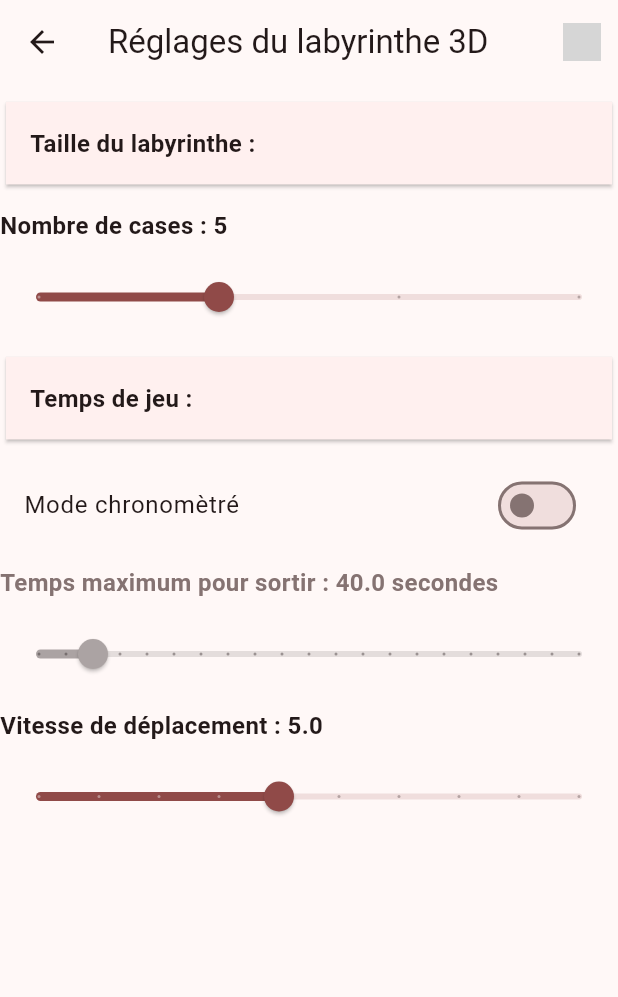
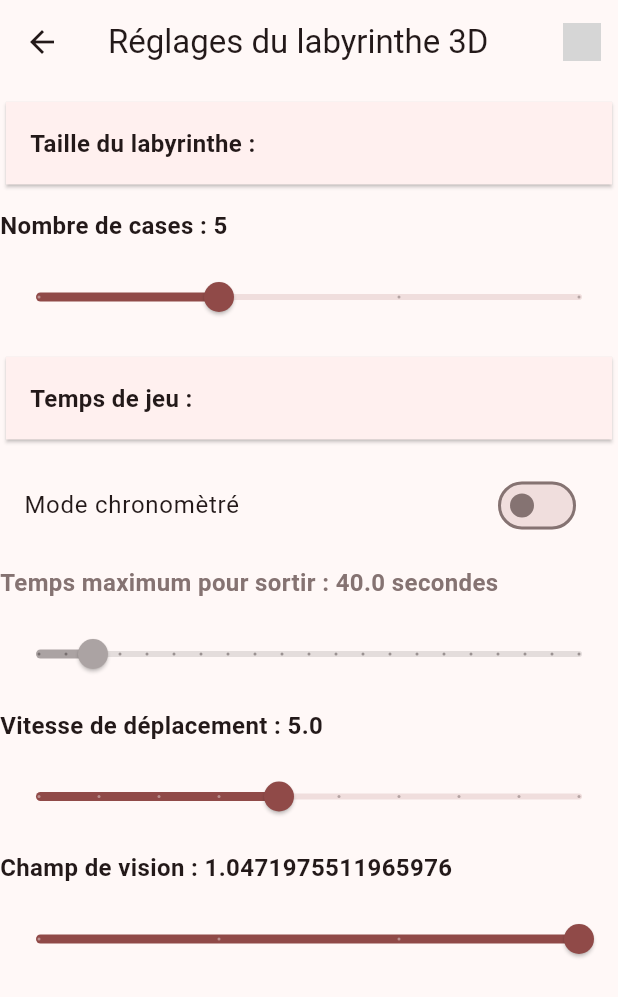
Before and after one commit to Orange-OpenSource/BaahBox-Flutter-android, a Flutter app: the Maze3dSettingsPage screen opened by its route, on a phone screen of 412 x 824 dp. Shown: the top 997 px of the screen. Run offline on Flutter 3.47's test engine with Material 3 defaults, Android fonts, the phone set to English and light mode, and no system bars; drawn by our look-alikes of auto_size_text; our stand-ins replace device_info_plus, device_preview, flutter_blue_plus, get, get_storage, permission_handler and 1 more; missing offline and left inert: flame, pdfx; accounts and stored records are empty; grey boxes are pictures that could not be loaded.

Commit message:
game(maze3d): add FOV setting

```diff
--- a/baahbox/lib/games/maze3d/maze3dGame.dart
+++ b/baahbox/lib/games/maze3d/maze3dGame.dart
@@ -221,6 +221,7 @@ class Maze3dGame extends BBGame {
   @override
   void render(Canvas canvas) {
     if (state != GameState.lost && state != GameState.won) {
+      rayCastingPainter.setFOV( settingsController.maze3dSettings.FOV);
       rayCastingPainter.paint(canvas, size.toSize());
       renderPlayer(canvas, size.toSize());
       miniMapPainter.paint(canvas, Size(150, 150));
--- a/baahbox/lib/games/maze3d/maze3dSettings.dart
+++ b/baahbox/lib/games/maze3d/maze3dSettings.dart
@@ -17,6 +17,8 @@
  *
  */
 
+import 'dart:math';
+
 import 'package:baahbox/services/settings/settingsController.dart';
 import 'package:get/get.dart';
 import 'package:shared_preferences/shared_preferences.dart';
@@ -28,6 +30,7 @@ class Maze3dSettings  {
   late RxInt _mazeSize;
   late RxBool _hasChrono;
   late RxDouble _chronoMaxTime;
+  late RxDouble _FOV;
 
   late RxDouble _speedMovement;
 
@@ -38,6 +41,7 @@ class Maze3dSettings  {
     _hasChrono = (prefs.getBool('${prefsPrefix}_hasChrono') ?? false).obs;
     _chronoMaxTime = (prefs.getDouble('${prefsPrefix}_chronoMaxTime') ?? 40.0).obs;
     _speedMovement = (prefs.getDouble('${prefsPrefix}_speedMovement') ?? 5).obs;
+    _FOV = (prefs.getDouble('${prefsPrefix}_FOV') ?? (pi /3)).obs;
 
     musclesSettings = MuscleSettings(prefs : prefs, prefsPrefix:prefsPrefix);
 
@@ -77,4 +81,12 @@ class Maze3dSettings  {
       prefs.setDouble('${prefsPrefix}_speedMovement', val);
     }
   }
+  double get FOV => _FOV.value;
+  set FOV(double val)
+  {
+    if(val > 0) {
+      _FOV.value = val;
+      prefs.setDouble('${prefsPrefix}_FOV', val);
+    }
+  }
 }
--- a/baahbox/lib/services/settings/maze3dSettings.dart
+++ b/baahbox/lib/services/settings/maze3dSettings.dart
@@ -16,6 +16,8 @@
  *   along with this program. If not, see <http://www.gnu.org/licenses/>.
  *
  */
+
+import 'dart:math';
 
 import 'package:flutter/material.dart';
 import 'package:get/get.dart';
@@ -125,7 +127,20 @@ class Maze3dSettingsPage extends GetView<SettingsController> {
           const SizedBox(
             height: 12,
           ),
-          Maze3dSpeedSlider()
+          Maze3dSpeedSlider(),
+          const SizedBox(
+            height: 12,
+          ),
+          Obx(() => Text(
+            "Champ de vision : ${controller.maze3dSettings.FOV}",
+            style: TextStyle(
+                fontSize: 16, fontWeight: FontWeight.bold),
+
+          )),
+          const SizedBox(
+            height: 12,
+          ),
+          Maze3dFOVSlider()
         ],
       ),
     ));
@@ -197,8 +212,37 @@ class _Maze3dSpeedSliderState extends State<Maze3dSpeedSlider> {
     );
   }
 }
+class Maze3dFOVSlider extends StatefulWidget {
+  const Maze3dFOVSlider({super.key});
 
+  @override
+  State<Maze3dFOVSlider> createState() => _Maze3dFOVSliderState();
+}
+class _Maze3dFOVSliderState extends State<Maze3dFOVSlider> {
+  final SettingsController controller = Get.find();
 
+  @override
+  Widget build(BuildContext context) {
+    final double _fov = controller.maze3dSettings.FOV * 180 / pi;
+    double _value = _fov.floor().toDouble();
+    return Slider.adaptive(
+      value: _value,
+      min: 30,
+      max: 60,
+      divisions: 3,
+      label: _value.floor().toString(),
+      semanticFormatterCallback: (double newValue) {
+        return _value.floor().toString();
+      },
+      onChanged: (double value) {
+        setState(() {
+          _value = value.floorToDouble();
+          controller.maze3dSettings.FOV= _value * pi / 180.0;
+        });
+      } ,
+    );
+  }
+}
 class Maze3dSizeSlider extends StatefulWidget {
   const Maze3dSizeSlider({super.key});
 
```
Also changed, not shown: baahbox/lib/games/maze3d/engine/render/RayCastingPainter.dart (+7 -2 lines).
